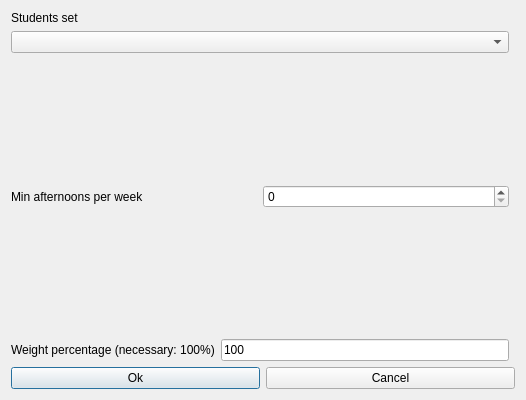
Qt form fet/src/interface/modifyconstraintstudentssetminafternoonsperweekform_template.ui (vonmecheln/fet) before a commit.
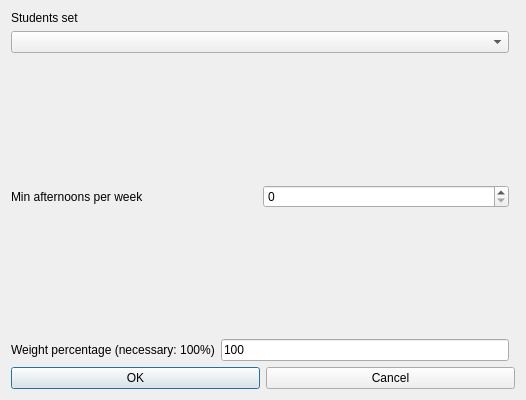
The same form after that commit.

The edit to the form file:
```diff
--- a/fet/src/interface/modifyconstraintstudentssetminafternoonsperweekform_template.ui
+++ b/fet/src/interface/modifyconstraintstudentssetminafternoonsperweekform_template.ui
@@ -75,7 +75,7 @@
      <item>
       <widget class="QPushButton" name="okPushButton">
        <property name="text">
-        <string>Ok</string>
+        <string>OK</string>
        </property>
       </widget>
      </item>
```
